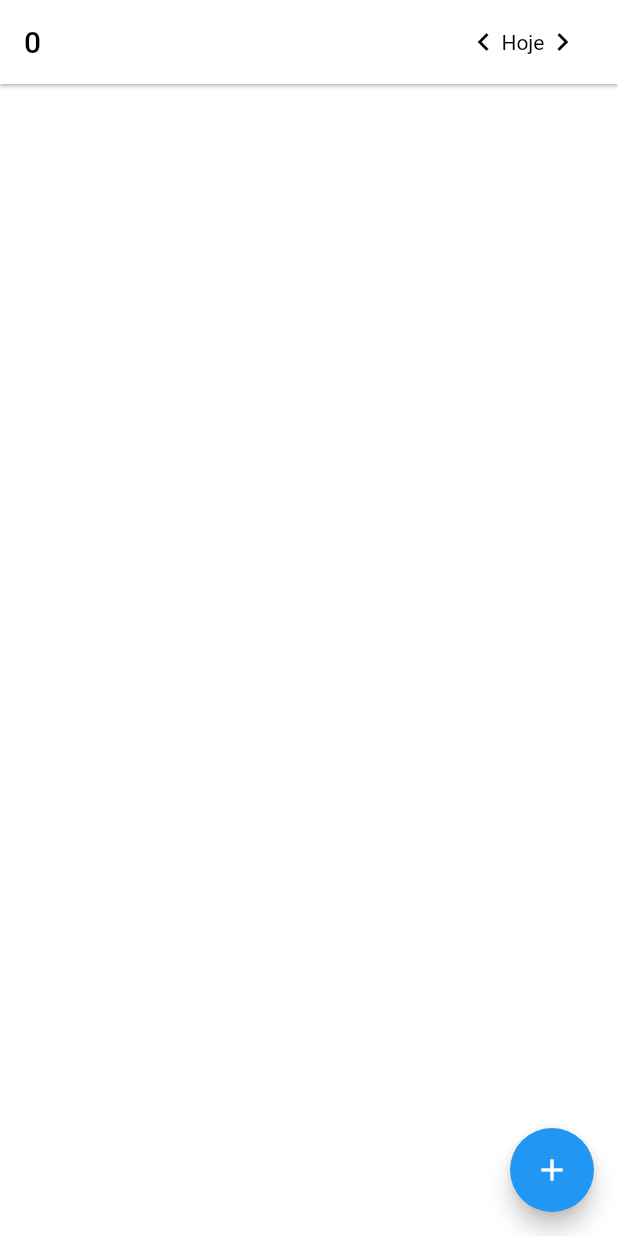
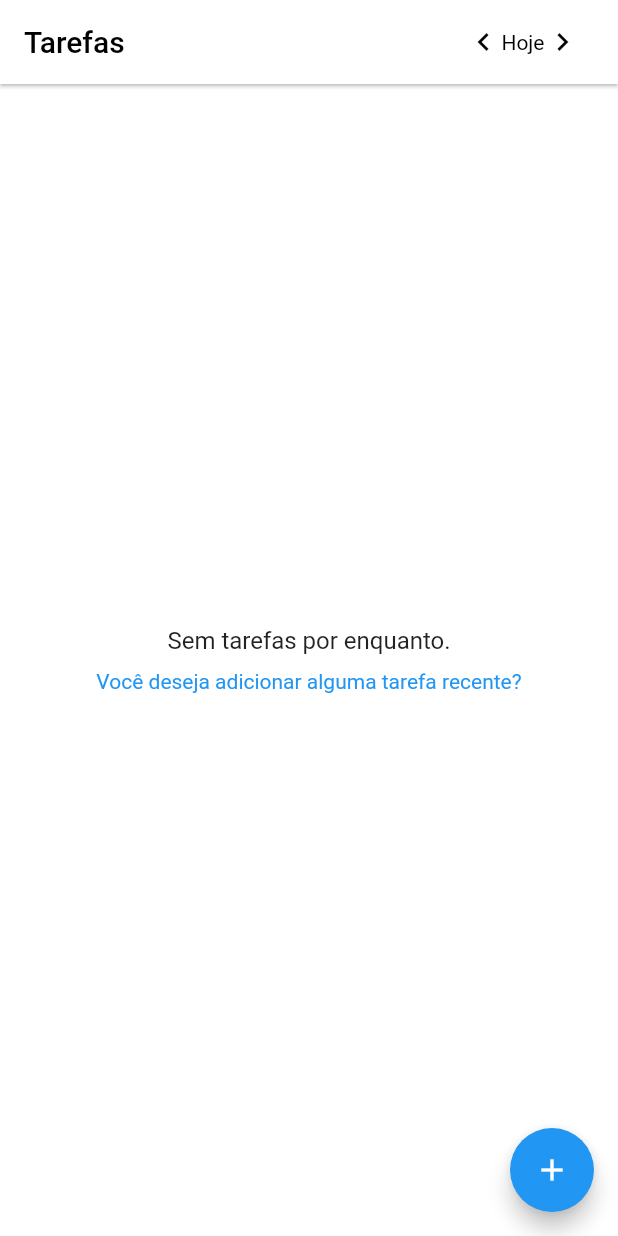
Before and after one commit to jpssantiago/task-app, a Flutter app: the screen it shows after launch, on a phone screen of 412 x 824 dp. Run offline on Flutter 3.47's test engine with Material 2 defaults, Android fonts, the phone set to English and light mode, and no system bars.

Commit message:
Code refactoring.

```diff
--- a/lib/pages/home/widgets/task_list.dart
+++ b/lib/pages/home/widgets/task_list.dart
@@ -12,6 +12,32 @@ class TaskList extends StatelessWidget {
 
   @override
   Widget build(BuildContext context) {
+    if (tasks.length == 0) {
+      return Center(
+        child: Column(
+          mainAxisAlignment: MainAxisAlignment.center,
+          children: [
+            Text(
+              'Sem tarefas por enquanto.',
+              style: TextStyle(
+                fontSize: 16,
+              ),
+            ),
+            Container(height: 10),
+            GestureDetector(
+              onTap: () => print('To be implemented yet.'),
+              child: Text(
+                'Você deseja adicionar alguma tarefa recente?',
+                style: TextStyle(
+                  color: Colors.blue,
+                ),
+              ),
+            ),
+          ],
+        ),
+      );
+    }
+
     return ListView.builder(
       itemCount: tasks.length,
       itemBuilder: (context, index) {
--- a/lib/widgets/app_bar.dart
+++ b/lib/widgets/app_bar.dart
@@ -11,7 +11,7 @@ AppBar buildAppBar(TaskProvider provider) {
     backgroundColor: Colors.white,
     elevation: 1, // Default = 4
     title: Text(
-      provider.getTasks().length.toString(), //'Tarefas'
+      'Tarefas',
       style: TextStyle(
         color: Colors.black,
       ),
```
